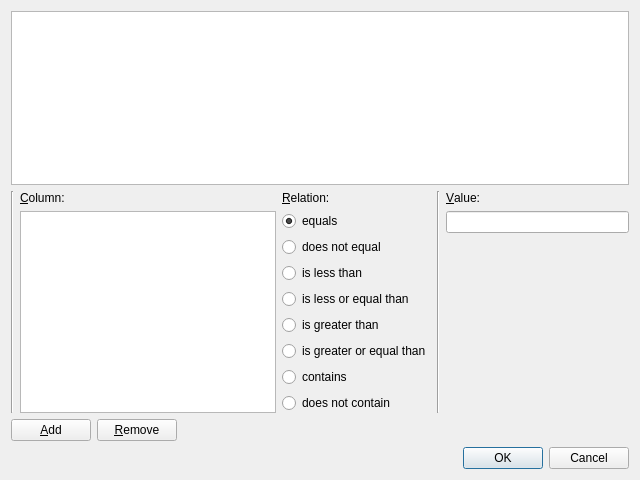
Before: the Qt Designer form coquery/gui/ui/addFilter.ui in gkunter/coquery, drawn with Qt 5.
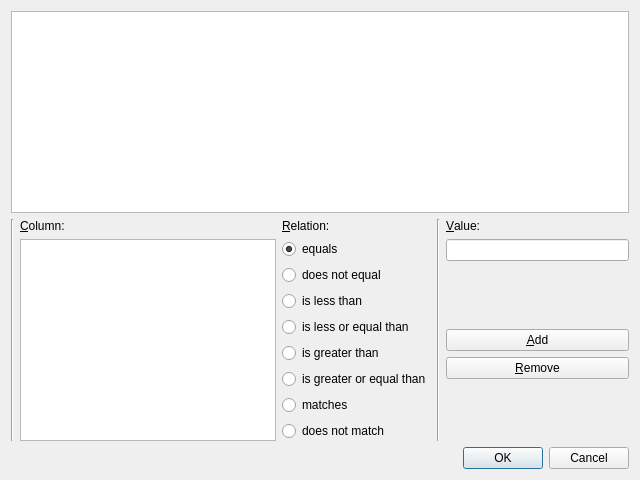
After: the same form once the commit is applied.

What changed in the file:
```diff
--- a/coquery/gui/ui/addFilter.ui
+++ b/coquery/gui/ui/addFilter.ui
@@ -16,7 +16,7 @@
   <layout class="QVBoxLayout" name="verticalLayout_4">
    <item>
     <widget class="QWidget" name="widget_filters" native="true">
-     <layout class="QVBoxLayout" name="verticalLayout_3" stretch="0,0,0">
+     <layout class="QVBoxLayout" name="verticalLayout_3" stretch="0,0">
       <property name="margin">
        <number>0</number>
       </property>
@@ -41,7 +41,7 @@
        </widget>
       </item>
       <item>
-       <layout class="QHBoxLayout" name="horizontalLayout">
+       <layout class="QHBoxLayout" name="horizontalLayout" stretch="1,0,0,0,0">
         <item>
          <widget class="Line" name="line">
           <property name="orientation">
@@ -126,14 +126,14 @@
           <item>
            <widget class="QRadioButton" name="radio_OP_IN">
             <property name="text">
-             <string>contains</string>
+             <string>matches</string>
             </property>
            </widget>
           </item>
           <item>
            <widget class="QRadioButton" name="radio_OP_NIN">
             <property name="text">
-             <string>does not contain</string>
+             <string>does not match</string>
             </property>
            </widget>
           </item>
@@ -148,6 +148,9 @@
         </item>
         <item>
          <layout class="QVBoxLayout" name="verticalLayout_2">
+          <property name="sizeConstraint">
+           <enum>QLayout::SetMinimumSize</enum>
+          </property>
           <item>
            <widget class="QLabel" name="label">
             <property name="text">
@@ -174,12 +177,6 @@
             </property>
            </spacer>
           </item>
-         </layout>
-        </item>
-       </layout>
-      </item>
-      <item>
-       <layout class="QHBoxLayout" name="horizontalLayout_2">
         <item>
          <widget class="QPushButton" name="button_add">
           <property name="text">
@@ -195,17 +192,19 @@
          </widget>
         </item>
         <item>
-         <spacer name="horizontalSpacer">
+           <spacer name="verticalSpacer_2">
           <property name="orientation">
-           <enum>Qt::Horizontal</enum>
+             <enum>Qt::Vertical</enum>
           </property>
           <property name="sizeHint" stdset="0">
            <size>
-            <width>40</width>
-            <height>20</height>
+              <width>20</width>
+              <height>40</height>
            </size>
           </property>
          </spacer>
+          </item>
+         </layout>
         </item>
        </layout>
       </item>
```
Left out of the diff: 4 changed lines with no effect on the pictures. Lines whose indentation alone changed are shown as unchanged.
